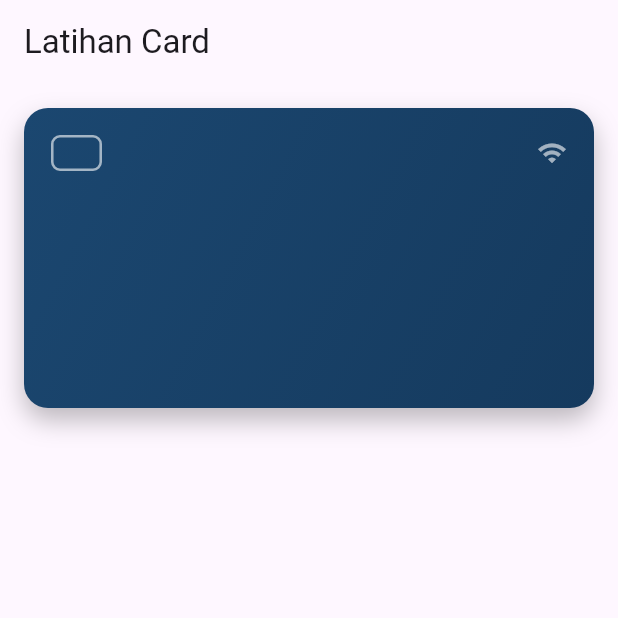
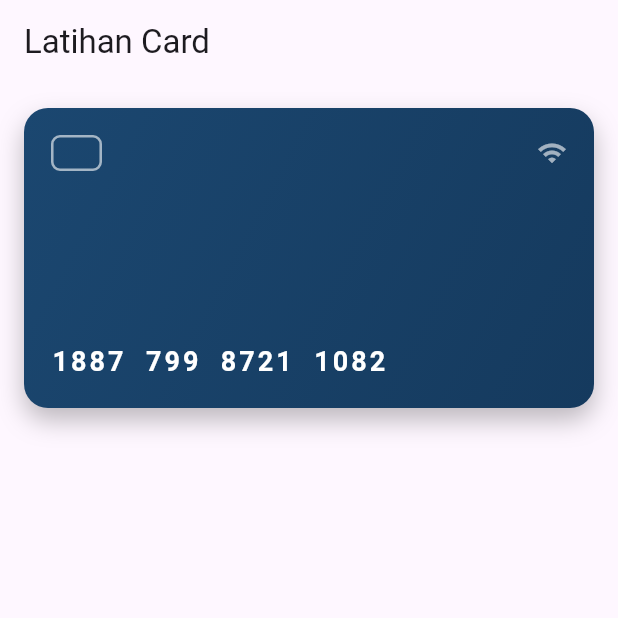
Before and after one commit to hiofadlikaakbar/tugas_week_8_1123150077, a Flutter app: the screen it shows after launch, on a phone screen of 412 x 824 dp, the top half of it. Run offline on Flutter 3.47's test engine with Material 3 defaults, Android fonts, the phone set to English and light mode, and no system bars.

Commit message:
membuat nomor kartu kredit

```diff
--- a/lib/pages/home_page.dart
+++ b/lib/pages/home_page.dart
@@ -53,6 +53,16 @@ class HomePage extends StatelessWidget {
                         const Icon(Icons.wifi, color: Colors.white60, size: 20),
                       ],
                     ),
+                    const Spacer(),
+                    const Text(
+                      "1887  799  8721  1082",
+                      style: TextStyle(
+                        color: Colors.white,
+                        fontSize: 18,
+                        letterSpacing: 2,
+                        fontWeight: FontWeight.w600,
+                      ),
+                    ),
                   ],
                 ),
               ),
```
